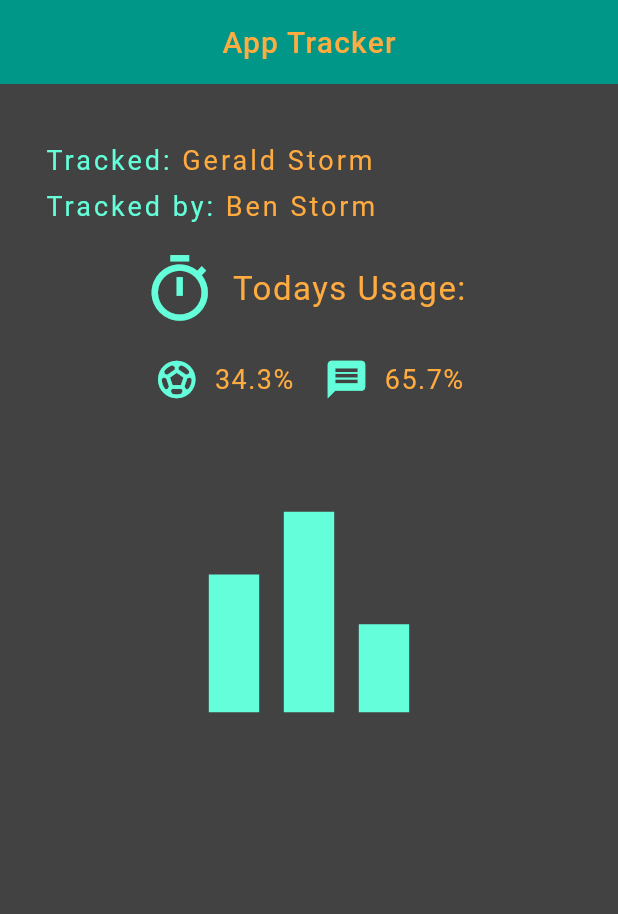
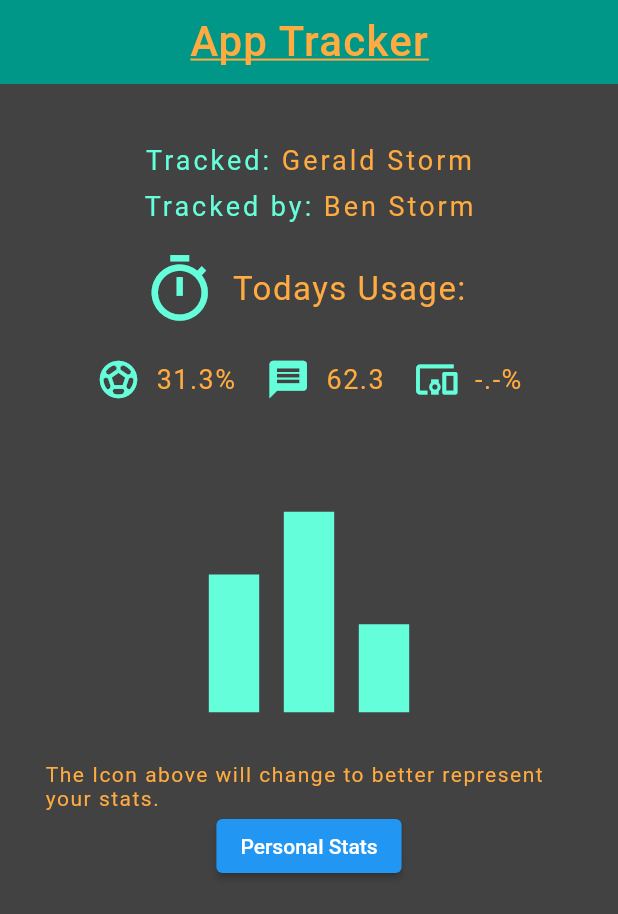
Before and after one commit to RPoolman/App-Usage, a Flutter app: the screen it shows after launch, on a phone screen of 412 x 824 dp. Shown: the top 914 px of the screen. Run offline on Flutter 3.47's test engine with Material 2 defaults, Android fonts, the phone set to English and light mode, and no system bars.

```diff
--- a/flutter_app/lib/main.dart
+++ b/flutter_app/lib/main.dart
@@ -1,4 +1,6 @@
+import 'package:flutter/cupertino.dart';
 import 'package:flutter/material.dart';
+import 'Stats.dart';
 
 void main() => runApp(MaterialApp(
   home: LandingPage(),
@@ -10,7 +12,7 @@ class LandingPage extends StatelessWidget {
     return Scaffold(
       backgroundColor: Colors.grey[800],
       appBar: AppBar(
-        title: Text('App Tracker',style: TextStyle(color: Colors.orangeAccent,letterSpacing: 0.8)),
+        title: Text('App Tracker',style: TextStyle(color: Colors.orangeAccent,letterSpacing: 0.8, fontSize: 28, decoration: TextDecoration.underline)),
         centerTitle: true,
         backgroundColor: Colors.teal,
         elevation: 0,
@@ -21,6 +23,7 @@ class LandingPage extends StatelessWidget {
           crossAxisAlignment: CrossAxisAlignment.start,
           children: <Widget>[
             Row(
+              mainAxisAlignment: MainAxisAlignment.center,
               children: [
                 Text(
                   'Tracked: ',
@@ -35,6 +38,7 @@ class LandingPage extends StatelessWidget {
             ),
             SizedBox(height: 10),
             Row(
+              mainAxisAlignment: MainAxisAlignment.center,
               children: [
                 Text(
                   'Tracked by: ',
@@ -78,7 +82,7 @@ class LandingPage extends StatelessWidget {
                 ),
                 SizedBox(width: 10,),
                 Text(
-                  '34.3%',
+                  '31.3%',
                   style: TextStyle(
                     color: Colors.orangeAccent,
                     fontSize: 18,
@@ -93,17 +97,32 @@ class LandingPage extends StatelessWidget {
                 ),
                 SizedBox(width: 10,),
                 Text(
-                  '65.7%',
+                  '62.3',
                   style: TextStyle(
                     color: Colors.orangeAccent,
                     fontSize: 18,
                     letterSpacing: 1,
                   ),
-                )
+                ),
+                SizedBox(width: 20),
+                Icon(
+                  Icons.devices_other,
+                  color: Colors.tealAccent,
+                  size: 30,
+                ),
+                SizedBox(width: 10,),
+                Text(
+                  '-.-%',
+                  style: TextStyle(
+                    color: Colors.orangeAccent,
+                    fontSize: 18,
+                    letterSpacing: 1,
+                  ),
+                ),
               ],
             ),
             SizedBox(height: 40,),
-            Row(
+            Column(
                 mainAxisAlignment: MainAxisAlignment.center,
                 children: <Widget>[
                   Icon(
@@ -111,8 +130,25 @@ class LandingPage extends StatelessWidget {
                     color: Colors.tealAccent,
                     size: 200,
                   ),
-                ]
-            )
+                  Text(
+                    'The Icon above will change to better represent your stats.',
+                    style: TextStyle(
+                      color: Colors.orangeAccent,
+                      fontSize: 14,
+                      letterSpacing: 1,
+                    ),
+                  ),
+                  ElevatedButton(
+                    child: Text('Personal Stats'),
+                    onPressed: () {
+                      Navigator.push(
+                        context,
+                        MaterialPageRoute(builder: (context) => StatScreen()),
+                      );
+                    },
+                  ),
+                ],
+            ),
           ],
         ),
       ),
```
Also changed, not shown: flutter_app/lib/Stats.dart (added, +98 -0 lines).
